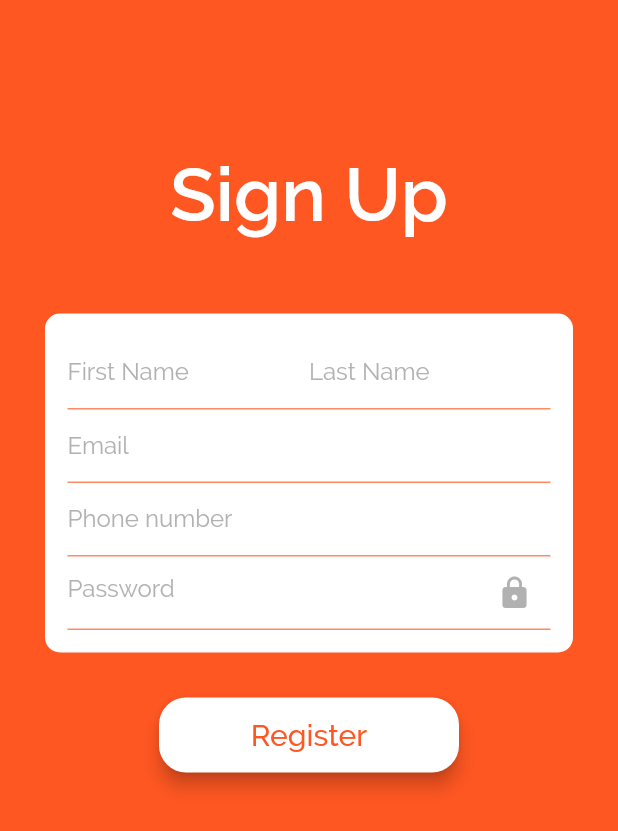
After one commit to yashpaneliya/Evently-v2.0, a Flutter app: the first_signup screen opened directly, after a tap on "Register", on a phone screen of 412 x 824 dp. The commit adds this screen. Shown: the top 831 px of the screen. Run offline on Flutter 3.47's test engine with Material 2 defaults, Android fonts, the phone set to English and light mode, and no system bars; our stand-ins replace firebase_auth, simple_animations; accounts and stored records are empty.

Commit message:
Attendee login & Signup

```diff
--- a/lib/attendee_login.dart
+++ b/lib/attendee_login.dart
@@ -31,7 +31,8 @@ class att_login_state extends State<att_login> {
     return WillPopScope(
       child: Scaffold(
         backgroundColor: Colors.deepOrange,
-        body: Container(
+        body: SingleChildScrollView(
+                  child: Container(
             padding: EdgeInsets.only(left: 30.0, right: 30.0),
             child: Column(
               mainAxisAlignment: MainAxisAlignment.center,
@@ -39,7 +40,7 @@ class att_login_state extends State<att_login> {
                 FadeAnimation(
                   1.0,
                   Container(
-                  padding: EdgeInsets.only(top: 0),
+                    padding: EdgeInsets.only(top: 150),
                     child: Text(
                       "Login",
                       style: TextStyle(
@@ -51,7 +52,7 @@ class att_login_state extends State<att_login> {
                   ),
                 ),
                 SizedBox(
-                height: 150,
+                  height: 50,
                 ),
                 FadeAnimation(
                     1.5,
@@ -70,6 +71,7 @@ class att_login_state extends State<att_login> {
                                       bottom: BorderSide(
                                           color: Colors.deepOrange[300]))),
                               child: TextFormField(
+                                keyboardType: TextInputType.emailAddress,
                                 validator: (value) {
                                   if (value.isEmpty) {
                                     return 'Please enter email';
@@ -174,6 +176,7 @@ class att_login_state extends State<att_login> {
             ),
           ),
         ),
+      ),
       onWillPop: () {},
     );
   }
--- /dev/null
+++ b/lib/signup.dart
@@ -0,0 +1,260 @@
+import 'package:firebase_auth/firebase_auth.dart';
+import 'package:flutter/material.dart';
+import 'package:meetup/main.dart';
+import 'package:meetup/users.dart';
+import 'Animations/FadeAnimation.dart';
+
+class first_signup extends StatefulWidget {
+  final VoidCallback onSignedIn;
+  const first_signup({this.onSignedIn});
+
+  @override
+  State<StatefulWidget> createState() {
+    // TODO: implement createState
+    return signup();
+  }
+}
+
+class signup extends State<first_signup> {
+  final GlobalKey<FormState> fkey = GlobalKey<FormState>();
+  String email, password, name, surname, number;
+
+  @override
+  Widget build(BuildContext context) {
+    // TODO: implement build
+    var passwordshow = true;
+    return WillPopScope(
+      child: Scaffold(
+        backgroundColor: Colors.deepOrange,
+        body: SingleChildScrollView(
+          child: Form(
+              key: fkey,
+              child: Container(
+                margin: EdgeInsets.only(top: 100),
+                padding: EdgeInsets.only(left: 30.0, right: 30.0),
+                child: Column(
+                  mainAxisAlignment: MainAxisAlignment.center,
+                  children: <Widget>[
+                    FadeAnimation(
+                      1.0,
+                      Container(
+                        padding: EdgeInsets.only(top: 0),
+                        child: Text(
+                          "Sign Up",
+                          style: TextStyle(
+                              fontSize: 50.0,
+                              color: Colors.white,
+                              fontWeight: FontWeight.bold,
+                              fontFamily: 'R'),
+                        ),
+                      ),
+                    ),
+                    SizedBox(
+                      height: 50,
+                    ),
+                    FadeAnimation(
+                        1.5,
+                        Form(
+                            child: Container(
+                          padding: EdgeInsets.all(15.0),
+                          decoration: BoxDecoration(
+                              borderRadius: BorderRadius.circular(10),
+                              color: Colors.white),
+                          child: Column(
+                            children: <Widget>[
+                              Container(
+                                decoration: BoxDecoration(
+                                    border: Border(
+                                        bottom: BorderSide(
+                                            color: Colors.deepOrange[300]))),
+                                child: Row(children: <Widget>[
+                                  Expanded(
+                                    child: TextFormField(
+                                      validator: (value) {
+                                        if (value.isEmpty) {
+                                          return 'Please enter name';
+                                        }
+                                        return null;
+                                      },
+                                      decoration: InputDecoration(
+                                          border: InputBorder.none,
+                                          hintStyle: TextStyle(
+                                              color:
+                                                  Colors.grey.withOpacity(.8),
+                                              fontFamily: 'R'),
+                                          hintText: "First Name"),
+                                      onChanged: (input) => name = input,
+                                    ),
+                                  ),
+                                  Expanded(
+                                    child: TextFormField(
+                                      validator: (value) {
+                                        if (value.isEmpty) {
+                                          return 'Please enter last name';
+                                        }
+                                        return null;
+                                      },
+                                      decoration: InputDecoration(
+                                          border: InputBorder.none,
+                                          hintStyle: TextStyle(
+                                              color:
+                                                  Colors.grey.withOpacity(.8),
+                                              fontFamily: 'R'),
+                                          hintText: "Last Name"),
+                                      onChanged: (input) => surname = input,
+                                    ),
+                                  ),
+                                ]),
+                              ),
+                              Container(
+                                decoration: BoxDecoration(
+                                    border: Border(
+                                        bottom: BorderSide(
+                                            color: Colors.deepOrange[300]))),
+                                child: TextFormField(
+                                  keyboardType: TextInputType.emailAddress,
+                                  validator: (value) {
+                                    if (value.isEmpty) {
+                                      return 'Please enter email';
+                                    }
+                                    return null;
+                                  },
+                                  decoration: InputDecoration(
+                                      border: InputBorder.none,
+                                      hintStyle: TextStyle(
+                                          color: Colors.grey.withOpacity(.8),
+                                          fontFamily: 'R'),
+                                      hintText: "Email"),
+                                  onChanged: (input) => email = input,
+                                ),
+                              ),
+                              Container(
+                                decoration: BoxDecoration(
+                                    border: Border(
+                                        bottom: BorderSide(
+                                            color: Colors.deepOrange[300]))),
+                                child: TextFormField(
+                                  validator: (value) {
+                                    if (value.isEmpty) {
+                                      return 'Please enter number';
+                                    }
+                                    return null;
+                                  },
+                                  decoration: InputDecoration(
+                                      border: InputBorder.none,
+                                      hintStyle: TextStyle(
+                                          color: Colors.grey.withOpacity(.8),
+                                          fontFamily: 'R'),
+                                      hintText: "Phone number"),
+                                  keyboardType: TextInputType.number,
+                                  onChanged: (input) => number = input,
+                                ),
+                              ),
+                              Container(
+                                decoration: BoxDecoration(
+                                    border: Border(
+                                        bottom: BorderSide(
+                                            color: Colors.deepOrange[300]))),
+                                child: TextFormField(
+                                  validator: (value) {
+                                    if (value.isEmpty) {
+                                      return 'Please enter password';
+                                    }
+                                    return null;
+                                  },
+                                  obscureText: passwordshow,
+                                  decoration: InputDecoration(
+                                      suffixIcon: IconButton(
+                                        icon: Icon(
+                                          passwordshow
+                                              ? Icons.lock
+                                              : Icons.remove_red_eye,
+                                          color: Colors.grey.withOpacity(.8),
+                                        ),
+                                        onPressed: () {
+                                          setState(() {
+                                            passwordshow = !passwordshow;
+                                          });
+                                        },
+                                      ),
+                                      border: InputBorder.none,
+                                      hintStyle: TextStyle(
+                                          color: Colors.grey.withOpacity(.8),
+                                          fontFamily: 'R'),
+                                      hintText: "Password"),
+                                  onChanged: (input) => password = input,
+                                ),
+                              ),
+                            ],
+                          ),
+                        ))),
+                    SizedBox(
+                      height: 30,
+                    ),
+                    FadeAnimation(
+                        1.8,
+                        Center(
+                          child: Container(
+                            width: 200.0,
+                            child: MaterialButton(
+                              color: Colors.white,
+                              textColor: Colors.deepOrange,
+                              elevation: 5.0,
+                              height: 50.0,
+                              shape: RoundedRectangleBorder(
+                                borderRadius: BorderRadius.circular(18.0),
+                              ),
+                              onPressed: () {
+                                register();
+                              },
+                              child: Text(
+                                'Register',
+                                style:
+                                    TextStyle(fontSize: 20.0, fontFamily: 'R'),
+                              ),
+                            ),
+                          ),
+                        )),
+                    SizedBox(
+                      height: 15.0,
+                    ),
+                  ],
+                ),
+              )),
+        ),
+      ),
+      onWillPop: () {},
+    );
+  }
+
+  void homepage() {
+    Navigator.push(context, MaterialPageRoute(builder: (context) {
+      return mainhome();
+    }));
+  }
+
+  void lastPage() {
+    Navigator.pop(context, true);
+  }
+
+  Future<void> register() async {
+    final formstate = fkey.currentState;
+    if (formstate.validate()) {
+      formstate.save();
+      try {
+        AuthResult user = await FirebaseAuth.instance
+            .createUserWithEmailAndPassword(email: email, password: password);
+        await users(uid: user.user.uid)
+            .addUserData(name, surname, email, number);
+        await users(uid: user.user.uid)
+            .addEventData("event2", "self", "25/12/2020", "100");
+        Navigator.push(context, MaterialPageRoute(builder: (context) {
+          return mainhome();
+        }));
+        widget.onSignedIn();
+      } catch (e) {
+        print(e);
+      }
+    }
+  }
+}
```
Lines whose indentation alone changed are shown as unchanged.
